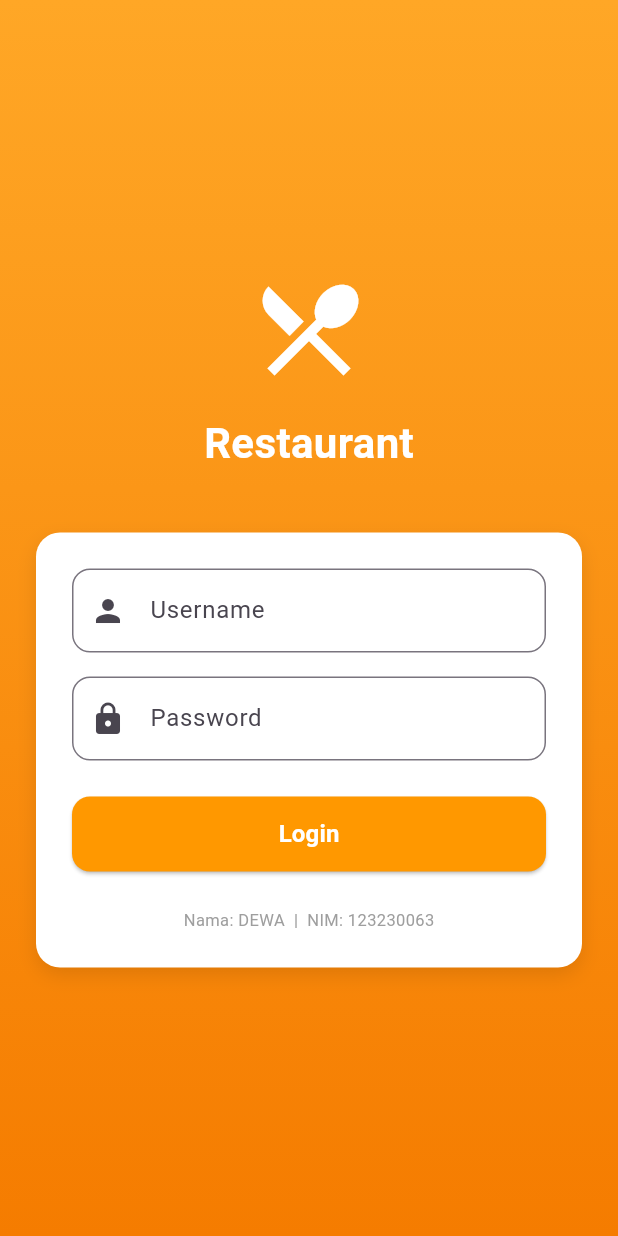
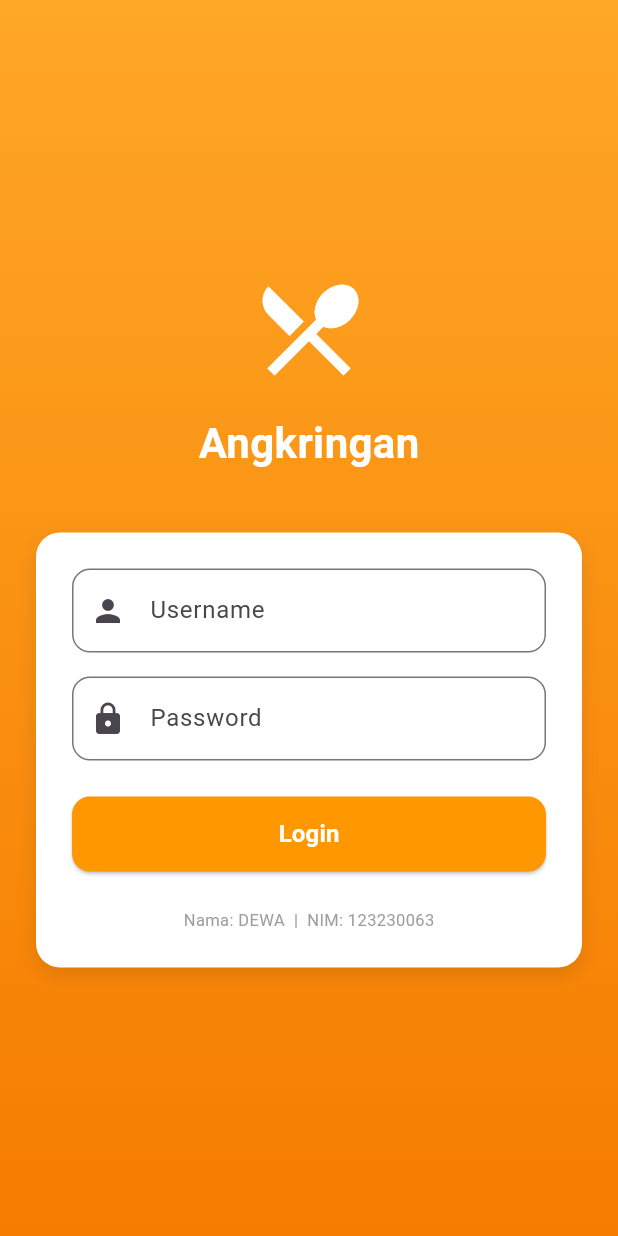
Before and after one commit to ChenStormtout/quiz_123230063_DEWA_mobile, a Flutter app: the screen it shows after launch, on a phone screen of 412 x 824 dp. Run offline on Flutter 3.47's test engine with Material 3 defaults, Android fonts, the phone set to English and light mode, and no system bars.

Commit message:
Update login.dart

```diff
--- a/lib/login.dart
+++ b/lib/login.dart
@@ -33,7 +33,7 @@ class LoginPage extends StatelessWidget {
                 ),
                 const SizedBox(height: 16),
                 const Text(
-                  'Restaurant',
+                  'Angkringan',
                   style: TextStyle(
                     fontSize: 28,
                     fontWeight: FontWeight.bold,
```
